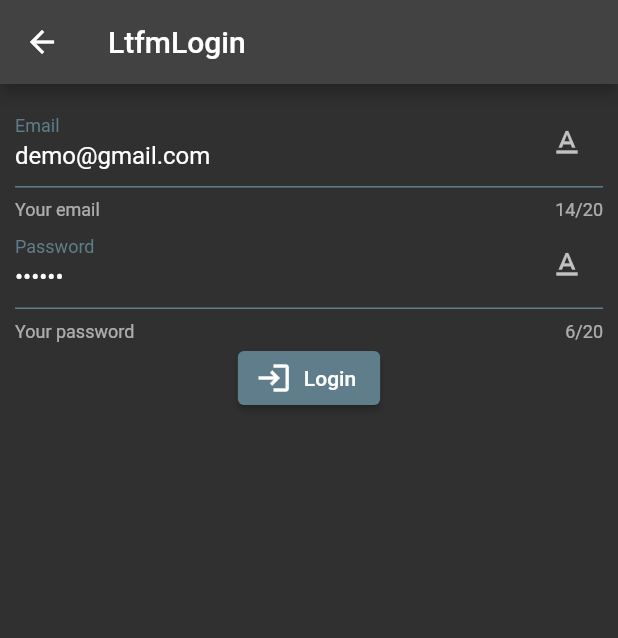
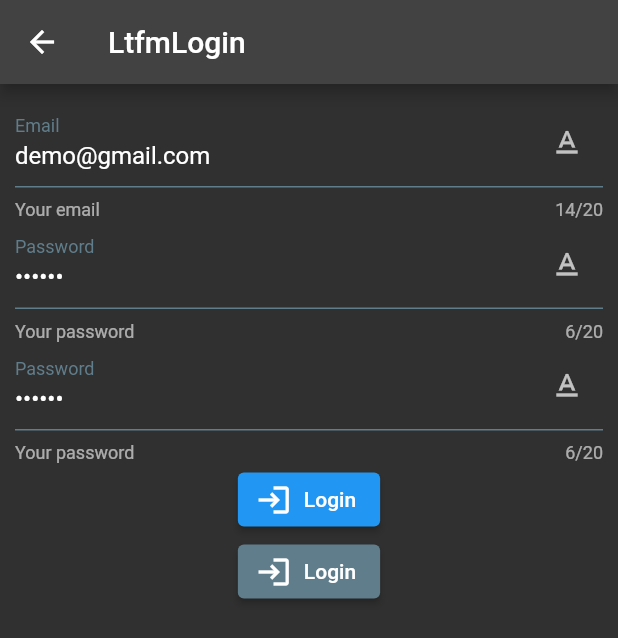
Before and after one commit to lie16/fic_exercises, a Flutter app: the screen it shows after launch, scrolled down 1132 dp, after a tap on "Login", on a phone screen of 412 x 824 dp. Shown: the top 638 px of the screen. Run offline on Flutter 3.47's test engine with Material 2 defaults, Android fonts, the phone set to English and light mode, and no system bars; our stand-ins replace blur, cached_network_image, carousel_slider, dio, file_picker, flutter_image_compress and 7 more; missing offline and left inert: file_picker_cross.

Commit message:
login view done

```diff
--- a/lib/module/tutorial/latihan/ltfm_login/view/ltfm_login_view.dart
+++ b/lib/module/tutorial/latihan/ltfm_login/view/ltfm_login_view.dart
@@ -30,6 +30,13 @@ class LtfmLoginView extends StatefulWidget {
               // hint: Your password
               // label: Password
               // obscure: true
+              QTextField(
+                value: "123456",
+                hint: "Your password",
+                label: "Password",
+                obscure: true,
+                onChanged: (value) {},
+              ),
 
               QTextField(
                 value: "123456",
@@ -45,6 +52,11 @@ class LtfmLoginView extends StatefulWidget {
               //ketika di klik, panggil:
               // controller.doLogin()
               //Jika dialog muncul ketika tombol di klik, tasks ini selesai
+              ElevatedButton.icon(
+                icon: const Icon(Icons.login),
+                label: const Text("Login"),
+                onPressed: () => controller.doLogin(),
+              ),
 
               ElevatedButton.icon(
                 icon: const Icon(Icons.login),
```
